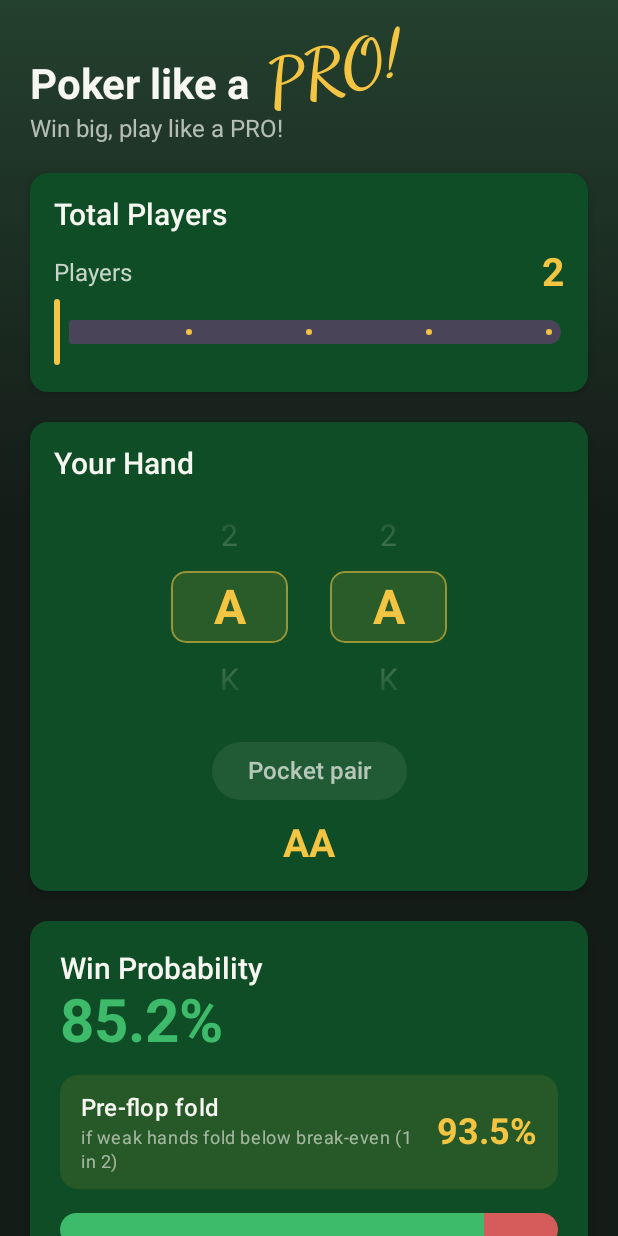
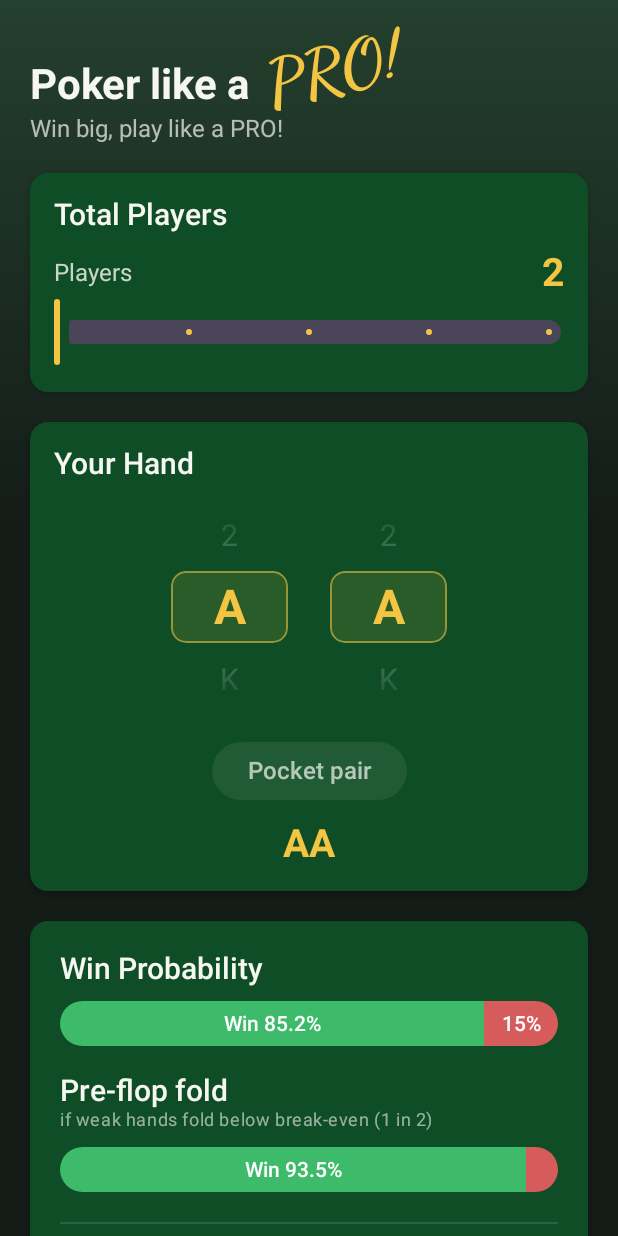
Before and after one commit to vtlinh/Poker-Stats, an Android app built with Jetpack Compose: the screen it shows after launch (MainActivity), on a phone screen of 412 x 824 dp. Run offline under Robolectric (Android 15) with nearby library versions, the phone set to English and light mode, and no system bars.

Commit message:
UI: win/lose split bars with in-bar labels
Drop the redundant big win-probability number (the split bar already
shows it), render the pre-flop fold as its own win/lose split below the
normal split, and move the Win/Lose percentages inside the colored bar
segments instead of a separate legend. A below-break-even hand shows
'Fold' rather than a split.

Co-Authored-By: Claude Opus 4.8 <noreply@anthropic.com>
Claude-Session: https://claude.ai/code/session_01D5xi7EShBRkmNiwZD8aWrQ

```diff
--- a/app/src/main/java/com/pokerstats/odds/ui/PokerScreen.kt
+++ b/app/src/main/java/com/pokerstats/odds/ui/PokerScreen.kt
@@ -10,6 +10,7 @@ import androidx.compose.foundation.layout.Box
 import androidx.compose.foundation.layout.Column
 import androidx.compose.foundation.layout.PaddingValues
 import androidx.compose.foundation.layout.Row
+import androidx.compose.foundation.layout.RowScope
 import androidx.compose.foundation.layout.Spacer
 import androidx.compose.foundation.layout.fillMaxSize
 import androidx.compose.foundation.layout.fillMaxWidth
@@ -427,28 +428,14 @@ private fun ResultPanel(result: PreflopEquity) {
         elevation = CardDefaults.cardElevation(defaultElevation = 4.dp),
     ) {
         Column(Modifier.padding(20.dp)) {
-            Text(
-                "Win Probability",
-                style = MaterialTheme.typography.titleLarge,
-                color = MaterialTheme.colorScheme.onSurface,
-            )
-            Text(
-                "%.1f%%".format(result.winCountingTiesPercent),
-                style = MaterialTheme.typography.displaySmall,
-                color = WinGreen,
+            SplitMetric(
+                title = "Win Probability",
+                caption = null,
+                winPercent = result.winCountingTiesPercent,
             )
 
-            Spacer(Modifier.height(12.dp))
-            FoldMetric(result)
-
-            Spacer(Modifier.height(16.dp))
-            OutcomeBar(result.winCountingTiesPercent, result.losePercent)
-
-            Spacer(Modifier.height(8.dp))
-            Row(horizontalArrangement = Arrangement.spacedBy(16.dp)) {
-                Legend("Win", WinGreen, result.winCountingTiesPercent)
-                Legend("Lose", LoseRed, result.losePercent)
-            }
+            Spacer(Modifier.height(18.dp))
+            FoldSplit(result)
 
             if (result.categoryFrequency.isNotEmpty()) {
                 Spacer(Modifier.height(20.dp))
@@ -469,43 +456,67 @@ private fun ResultPanel(result: PreflopEquity) {
     }
 }
 
+/** A titled win/lose split: a header row, the outcome bar, and the legend. */
 @Composable
-private fun FoldMetric(result: PreflopEquity) {
-    // Everyone folds hands below break-even (1/N); the hero included. If the
-    // hero's own hand is below break-even, the hero folds rather than plays.
+private fun SplitMetric(title: String, caption: String?, winPercent: Double) {
+    val losePercent = (100.0 - winPercent).coerceIn(0.0, 100.0)
+    Column(Modifier.fillMaxWidth()) {
+        Text(
+            title,
+            style = MaterialTheme.typography.titleLarge,
+            color = MaterialTheme.colorScheme.onSurface,
+        )
+        if (caption != null) {
+            Text(
+                caption,
+                style = MaterialTheme.typography.bodySmall,
+                color = MaterialTheme.colorScheme.onSurface.copy(alpha = 0.6f),
+            )
+        }
+        Spacer(Modifier.height(10.dp))
+        OutcomeBar(winPercent, losePercent)
+    }
+}
+
+/**
+ * The pre-flop-fold win/lose split, shown below the normal split. Everyone
+ * folds hands below break-even (1/N), the hero included — so a below-break-even
+ * hand is a fold rather than a playable split.
+ */
+@Composable
+private fun FoldSplit(result: PreflopEquity) {
     val heroFolds = result.winCountingTies < 1.0 / result.players
+    if (heroFolds) {
         Row(
-        modifier = Modifier
-            .fillMaxWidth()
-            .clip(RoundedCornerShape(12.dp))
-            .background(MaterialTheme.colorScheme.primary.copy(alpha = 0.10f))
-            .padding(horizontal = 14.dp, vertical = 10.dp),
+            modifier = Modifier.fillMaxWidth(),
             horizontalArrangement = Arrangement.SpaceBetween,
             verticalAlignment = Alignment.CenterVertically,
         ) {
             Column(Modifier.weight(1f)) {
                 Text(
                     "Pre-flop fold",
-                style = MaterialTheme.typography.titleMedium,
+                    style = MaterialTheme.typography.titleLarge,
                     color = MaterialTheme.colorScheme.onSurface,
-                fontWeight = FontWeight.SemiBold,
                 )
                 Text(
-                if (heroFolds) {
-                    "below break-even (1 in ${result.players}) — fold this hand"
-                } else {
-                    "if weak hands fold below break-even (1 in ${result.players})"
-                },
+                    "below break-even (1 in ${result.players}) — fold this hand",
                     style = MaterialTheme.typography.bodySmall,
                     color = MaterialTheme.colorScheme.onSurface.copy(alpha = 0.6f),
                 )
             }
             Spacer(Modifier.width(12.dp))
             Text(
-            if (heroFolds) "Fold" else "%.1f%%".format(result.winFoldCountingTiesPercent),
+                "Fold",
                 style = MaterialTheme.typography.headlineSmall,
-            color = if (heroFolds) LoseRed else MaterialTheme.colorScheme.primary,
+                color = LoseRed,
                 fontWeight = FontWeight.Bold,
+            )
+        }
+    } else {
+        SplitMetric(
+            title = "Pre-flop fold",
+            caption = "if weak hands fold below break-even (1 in ${result.players})",
+            winPercent = result.winFoldCountingTiesPercent,
         )
     }
 }
@@ -515,24 +526,41 @@ private fun OutcomeBar(win: Double, lose: Double) {
     Row(
         modifier = Modifier
             .fillMaxWidth()
-            .height(22.dp)
-            .clip(RoundedCornerShape(11.dp)),
+            .height(30.dp)
+            .clip(RoundedCornerShape(15.dp)),
     ) {
-        if (win > 0) Box(Modifier.weight(win.toFloat()).fillMaxSize().background(WinGreen))
-        if (lose > 0) Box(Modifier.weight(lose.toFloat()).fillMaxSize().background(LoseRed))
+        BarSegment("Win", win, WinGreen)
+        BarSegment("Lose", lose, LoseRed)
     }
 }
 
+/** A weighted colored bar segment with its percentage labelled inside it. */
 @Composable
-private fun Legend(label: String, color: Color, percent: Double) {
-    Row(verticalAlignment = Alignment.CenterVertically) {
-        Box(Modifier.size(12.dp).clip(RoundedCornerShape(3.dp)).background(color))
-        Spacer(Modifier.width(6.dp))
+private fun RowScope.BarSegment(label: String, percent: Double, color: Color) {
+    if (percent <= 0) return
+    Box(
+        modifier = Modifier
+            .weight(percent.toFloat())
+            .fillMaxSize()
+            .background(color),
+        contentAlignment = Alignment.Center,
+    ) {
+        // Word + number when the segment is wide enough, else just the number,
+        // else nothing (the colour still carries the meaning).
+        val text = when {
+            percent >= 25 -> "%s %.1f%%".format(label, percent)
+            percent >= 9 -> "%.0f%%".format(percent)
+            else -> ""
+        }
+        if (text.isNotEmpty()) {
             Text(
-            "$label %.1f%%".format(percent),
+                text,
+                color = Color.White,
                 style = MaterialTheme.typography.labelLarge,
-            color = MaterialTheme.colorScheme.onSurface,
+                fontWeight = FontWeight.SemiBold,
+                maxLines = 1,
             )
+        }
     }
 }
 
```
Lines whose indentation alone changed are shown as unchanged.
